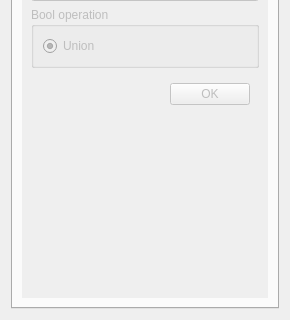
Before: the Qt Designer form src/ToolWidget.ui in Ovilia/April, drawn with Qt 5; both pictures show x 0 to 290 and y 180 to 500 of the 290 by 500 pixel window.
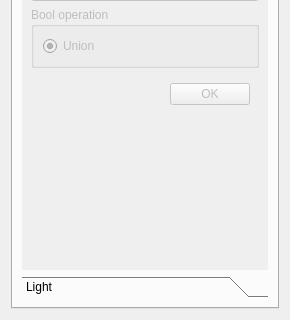
After: the same form once the commit is applied. The open tabs and pages were chosen to show the change. Icons and pictures are not drawn.

Diff of the .ui file:
```diff
--- a/src/ToolWidget.ui
+++ b/src/ToolWidget.ui
@@ -281,8 +281,8 @@
            <rect>
             <x>0</x>
             <y>0</y>
-            <width>132</width>
-            <height>189</height>
+            <width>248</width>
+            <height>361</height>
            </rect>
           </property>
           <attribute name="label">
@@ -365,6 +365,11 @@
            </item>
           </layout>
          </widget>
+         <widget class="QWidget" name="lightPage">
+          <attribute name="label">
+           <string>Light</string>
+          </attribute>
+         </widget>
         </widget>
        </item>
       </layout>
```
Left out of the diff: 4 changed lines with no effect on the pictures.
